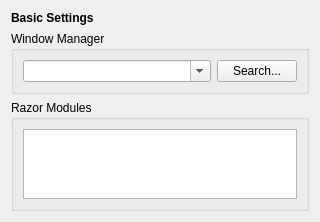
Qt form razor-config-session/basicsettings.ui (lxqt/lxqt-session) before a commit.
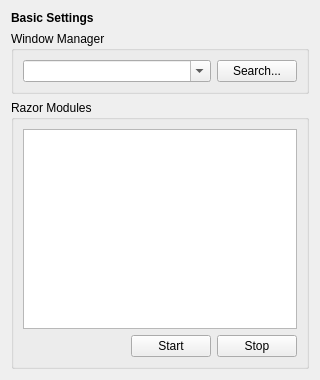
The same form after that commit.

Commit message: Rudimentary implementation of start/stop ui

```diff
--- a/razor-config-session/basicsettings.ui
+++ b/razor-config-session/basicsettings.ui
@@ -7,7 +7,7 @@
     <x>0</x>
     <y>0</y>
     <width>320</width>
-    <height>204</height>
+    <height>380</height>
    </rect>
   </property>
   <layout class="QGridLayout" name="gridLayout_5">
@@ -58,8 +58,35 @@
      <property name="title">
       <string>Razor Modules</string>
      </property>
-     <layout class="QVBoxLayout" name="verticalLayout">
-      <item>
+     <layout class="QGridLayout" name="gridLayout">
+      <item row="1" column="1">
+       <widget class="QPushButton" name="startButton">
+        <property name="text">
+         <string>Start</string>
+        </property>
+       </widget>
+      </item>
+      <item row="1" column="2">
+       <widget class="QPushButton" name="stopButton">
+        <property name="text">
+         <string>Stop</string>
+        </property>
+       </widget>
+      </item>
+      <item row="1" column="0">
+       <spacer name="horizontalSpacer">
+        <property name="orientation">
+         <enum>Qt::Horizontal</enum>
+        </property>
+        <property name="sizeHint" stdset="0">
+         <size>
+          <width>40</width>
+          <height>20</height>
+         </size>
+        </property>
+       </spacer>
+      </item>
+      <item row="0" column="0" colspan="3">
        <widget class="QTreeView" name="moduleView">
         <property name="alternatingRowColors">
          <bool>true</bool>
@@ -70,6 +97,9 @@
         <property name="headerHidden">
          <bool>true</bool>
         </property>
+        <attribute name="headerStretchLastSection">
+         <bool>false</bool>
+        </attribute>
        </widget>
       </item>
      </layout>
```
The commit also changes 4 other files.
